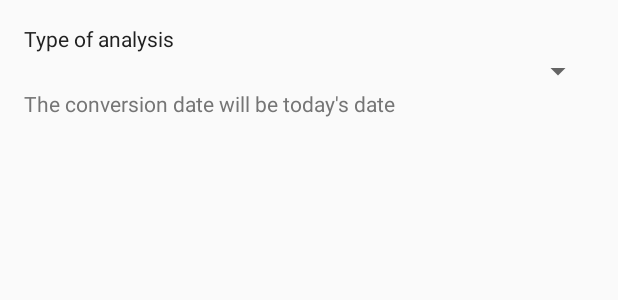
After one commit to Case-Code/IMS-SQLite, an Android app: the layout dialog_transferred_to_the_analysis_lab.xml on its own in the app's theme, with its tools: preview values and no code run, on a phone screen of 412 x 824 dp. The commit adds this screen. Shown: the top 300 px of the screen. Run offline under Robolectric (Android 15) with nearby library versions, the phone set to English and light mode, and no system bars.

Commit message:
Transferred to the analysis lab

```diff
--- /dev/null
+++ b/app/src/main/res/layout/dialog_transferred_to_the_analysis_lab.xml
@@ -0,0 +1,24 @@
+<?xml version="1.0" encoding="utf-8"?>
+<LinearLayout xmlns:android="http://schemas.android.com/apk/res/android"
+    android:layout_width="match_parent"
+    android:layout_height="match_parent"
+    android:orientation="vertical"
+    android:padding="16dp">
+
+    <TextView
+        android:layout_width="wrap_content"
+        android:layout_height="wrap_content"
+        android:text="Type of analysis"
+        android:textColor="@color/primaryText" />
+
+    <Spinner
+        android:id="@+id/spinner_type_of_analysis"
+        android:layout_width="match_parent"
+        android:layout_height="wrap_content" />
+
+    <TextView
+        android:layout_width="match_parent"
+        android:layout_height="wrap_content"
+        android:text="The conversion date will be today's date"
+        android:textColor="@color/secondaryText" />
+</LinearLayout>
```
Also changed, not shown: app/src/main/java/com/example/ims/ReceptionActivity.java (+85 -5 lines), app/src/main/res/drawable-anydpi/ic_action_date.xml (added, +11 -0 lines), app/src/main/res/layout/dialog_patient_registration.xml (+22 -5 lines), app/src/main/res/drawable-hdpi/ic_action_date.png (added), app/src/main/res/drawable-mdpi/ic_action_date.png (added), app/src/main/res/drawable-xhdpi/ic_action_date.png (added), app/src/main/res/drawable-xxhdpi/ic_action_date.png (added).
